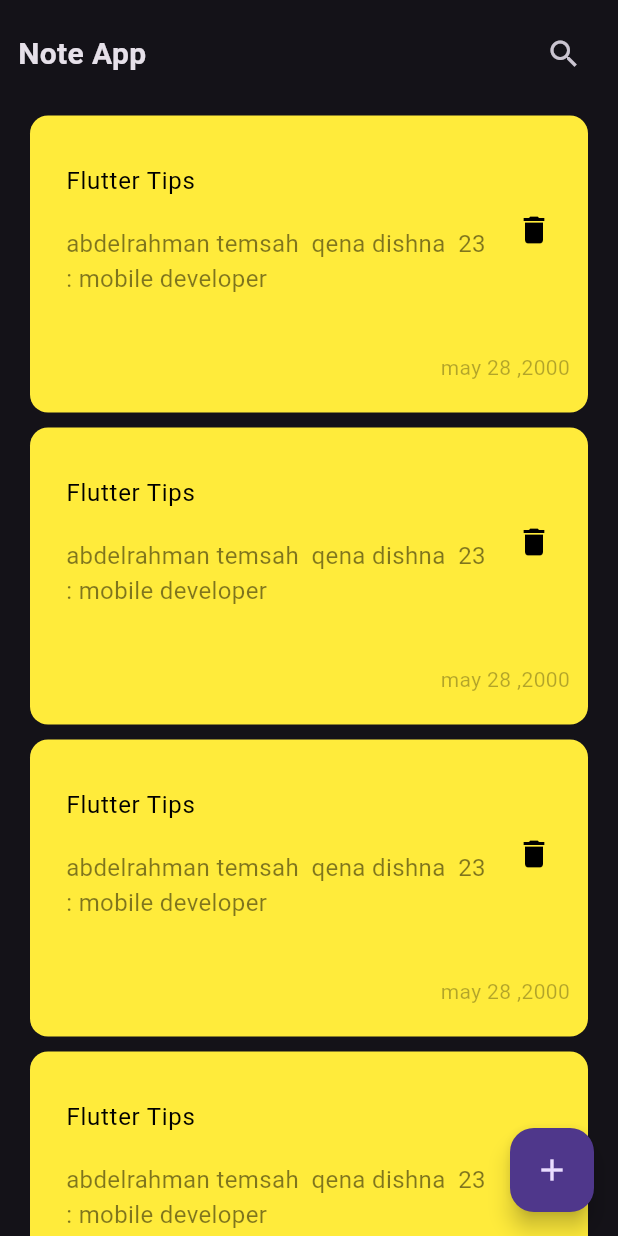
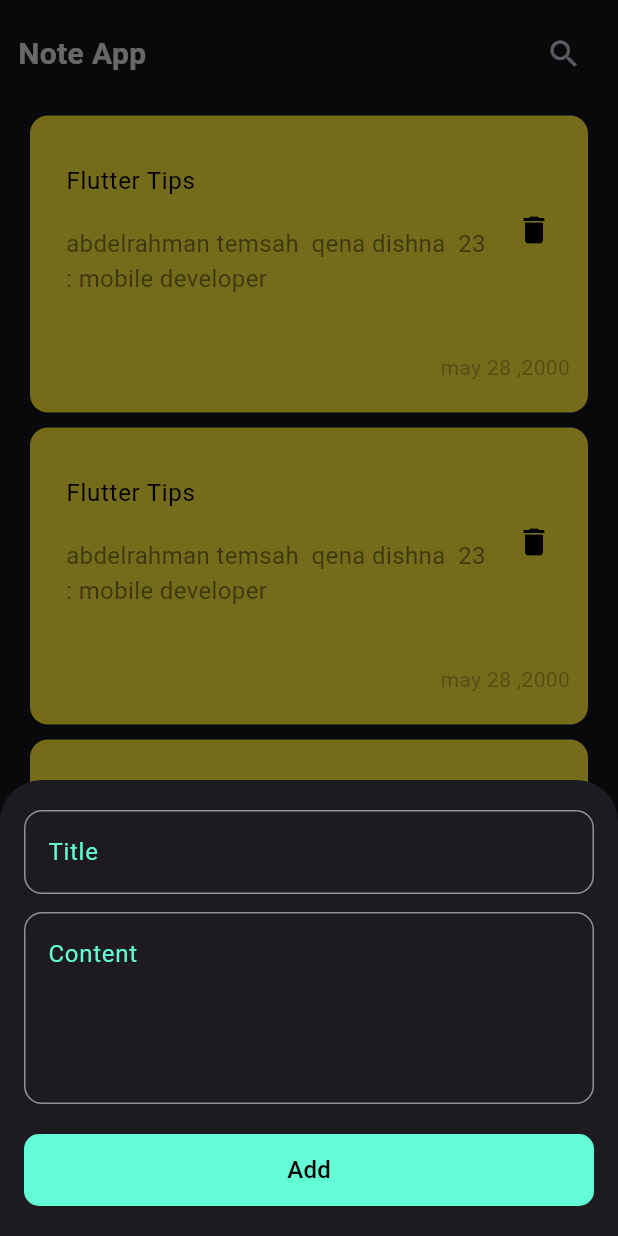
Before and after one commit to abdelrahman3003/Gathery, a Flutter app: the screen it shows after launch, after a tap on the "add" icon, on a phone screen of 412 x 824 dp. Run offline on Flutter 3.47's test engine with Material 3 defaults, Android fonts, the phone set to English and light mode, and no system bars.

Commit message:
finish show button sheet

```diff
--- /dev/null
+++ b/lib/constant/CustomTextfield.dart
@@ -0,0 +1,34 @@
+import 'package:flutter/material.dart';
+import 'package:note_app/constant/colors.dart';
+
+class CustomTextfield extends StatelessWidget {
+  const CustomTextfield({
+    super.key,
+    required this.hintText,
+    this.onSubmitted,
+    this.maxLines = 1,
+  });
+  final String hintText;
+  final Function(String)? onSubmitted;
+  final int maxLines;
+  @override
+  Widget build(BuildContext context) {
+    return TextField(
+      cursorColor: kprimarycolor,
+      maxLines: maxLines,
+      onSubmitted: onSubmitted,
+      decoration: InputDecoration(
+        hintText: hintText,
+        hintStyle: const TextStyle(color: kprimarycolor),
+        border: OutlineInputBorder(
+            borderRadius: BorderRadius.circular(12),
+            borderSide: BorderSide(color: Colors.white)),
+        focusedBorder: OutlineInputBorder(
+            borderRadius: BorderRadius.circular(12),
+            borderSide: const BorderSide(
+              color: kprimarycolor,
+            )),
+      ),
+    );
+  }
+}
--- /dev/null
+++ b/lib/constant/colors.dart
@@ -0,0 +1,3 @@
+import 'package:flutter/material.dart';
+
+const kprimarycolor = Color(0xff62FCD7);
--- a/lib/main.dart
+++ b/lib/main.dart
@@ -14,9 +14,7 @@
       debugShowCheckedModeBanner: false,
       theme: ThemeData.dark(),
       home: SafeArea(
-        child: Scaffold(
-          body: NoteView(),
-        ),
+        child: NoteView(),
       ),
     );
   }
--- a/lib/views/screens/noteview.dart
+++ b/lib/views/screens/noteview.dart
@@ -1,5 +1,6 @@
 import 'package:flutter/material.dart';
 import 'package:note_app/views/widgets/note_view_body.dart';
+import 'package:note_app/views/widgets/show_button_sheet.dart';
 
 class NoteView extends StatelessWidget {
   const NoteView({super.key});
@@ -8,7 +9,13 @@
   Widget build(BuildContext context) {
     return Scaffold(
       floatingActionButton: FloatingActionButton(
-        onPressed: () {},
+        onPressed: () {
+          showModalBottomSheet(
+              context: context,
+              builder: (context) {
+                return ShowButtonSheet();
+              });
+        },
         child: Icon(Icons.add),
       ),
       body: NoteViewBody(),
--- /dev/null
+++ b/lib/views/widgets/customButton.dart
@@ -0,0 +1,39 @@
+import 'package:flutter/material.dart';
+import 'package:note_app/constant/colors.dart';
+
+// ignore: must_be_immutable
+class CustomButtom extends StatelessWidget {
+  CustomButtom(
+      {super.key,
+      required this.backgroundcolor,
+      required this.textcolor,
+      required this.text,
+      this.borderRadius,
+      required this.onPressed,
+      this.width = 1.0});
+  final Color backgroundcolor;
+  final Color textcolor;
+  final Function()? onPressed;
+  BorderRadius? borderRadius;
+  final String text;
+  final double width;
+  @override
+  Widget build(BuildContext context) {
+    return SizedBox(
+      height: 48,
+      width: MediaQuery.of(context).size.width * width,
+      child: TextButton(
+        onPressed: onPressed,
+        style: TextButton.styleFrom(
+          backgroundColor: backgroundcolor,
+          shape: RoundedRectangleBorder(
+              borderRadius: borderRadius ?? BorderRadius.circular(10)),
+        ),
+        child: Text(
+          text,
+          style: const TextStyle(color: Colors.black, fontSize: 16),
+        ),
+      ),
+    );
+  }
+}
--- a/lib/views/widgets/note_view_body.dart
+++ b/lib/views/widgets/note_view_body.dart
@@ -1,5 +1,5 @@
 import 'package:flutter/material.dart';
-import 'package:note_app/views/widgets/customappbar.dart';
+import 'package:note_app/constant/customappbar.dart';
 import 'package:note_app/views/widgets/listNotes.dart';
 
 class NoteViewBody extends StatelessWidget {
--- /dev/null
+++ b/lib/views/widgets/show_button_sheet.dart
@@ -0,0 +1,47 @@
+import 'package:flutter/material.dart';
+import 'package:note_app/constant/CustomTextfield.dart';
+import 'package:note_app/constant/colors.dart';
+import 'package:note_app/views/widgets/customButton.dart';
+
+class ShowButtonSheet extends StatelessWidget {
+  const ShowButtonSheet({super.key});
+
+  @override
+  Widget build(BuildContext context) {
+    return Container(
+      child: Padding(
+        padding: const EdgeInsets.symmetric(horizontal: 16),
+        child: SingleChildScrollView(
+          child: Column(
+            children: [
+              const SizedBox(
+                height: 20,
+              ),
+              CustomTextfield(
+                hintText: "Title",
+                onSubmitted: (v) {},
+                maxLines: 1,
+              ),
+              const SizedBox(
+                height: 12,
+              ),
+              CustomTextfield(
+                hintText: "Content",
+                onSubmitted: (v) {},
+                maxLines: 4,
+              ),
+              Padding(
+                padding: const EdgeInsets.symmetric(vertical: 20),
+                child: CustomButtom(
+                    backgroundcolor: kprimarycolor,
+                    textcolor: Colors.black,
+                    text: "Add",
+                    onPressed: () {}),
+              ),
+            ],
+          ),
+        ),
+      ),
+    );
+  }
+}
```
Also changed, not shown: lib/constant/customappbar.dart (renamed from lib/views/widgets/customappbar.dart).
